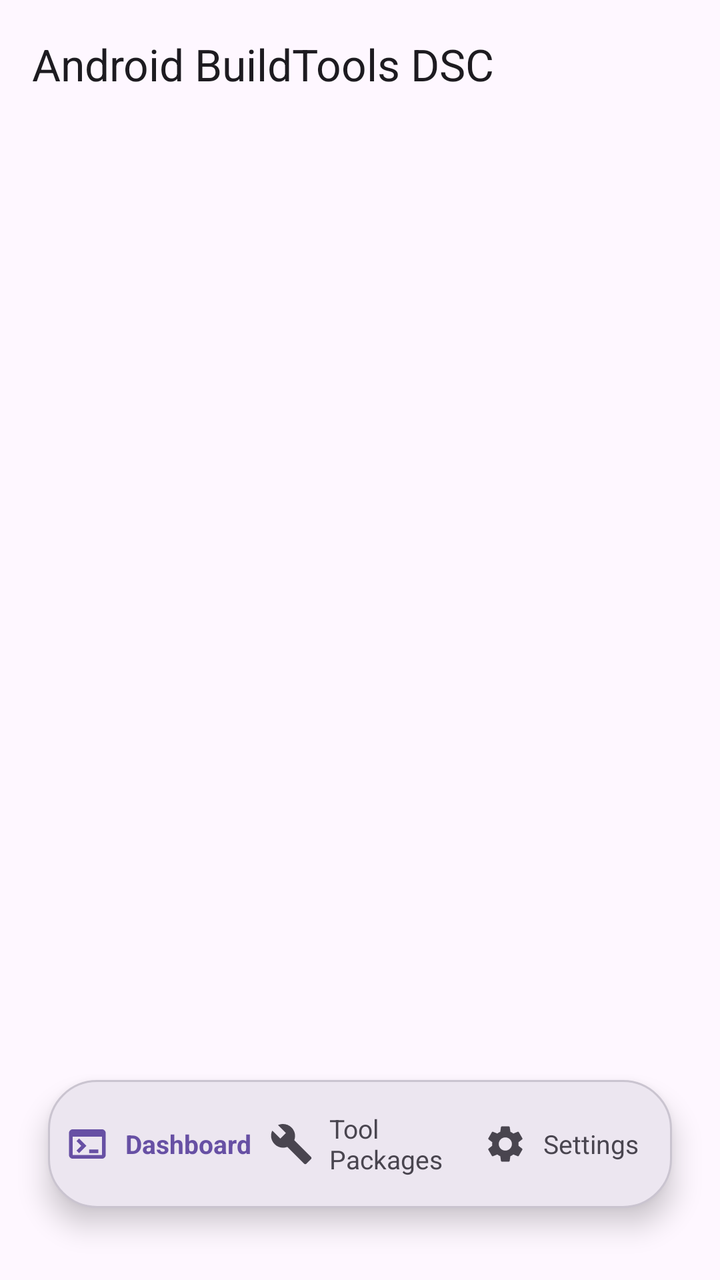
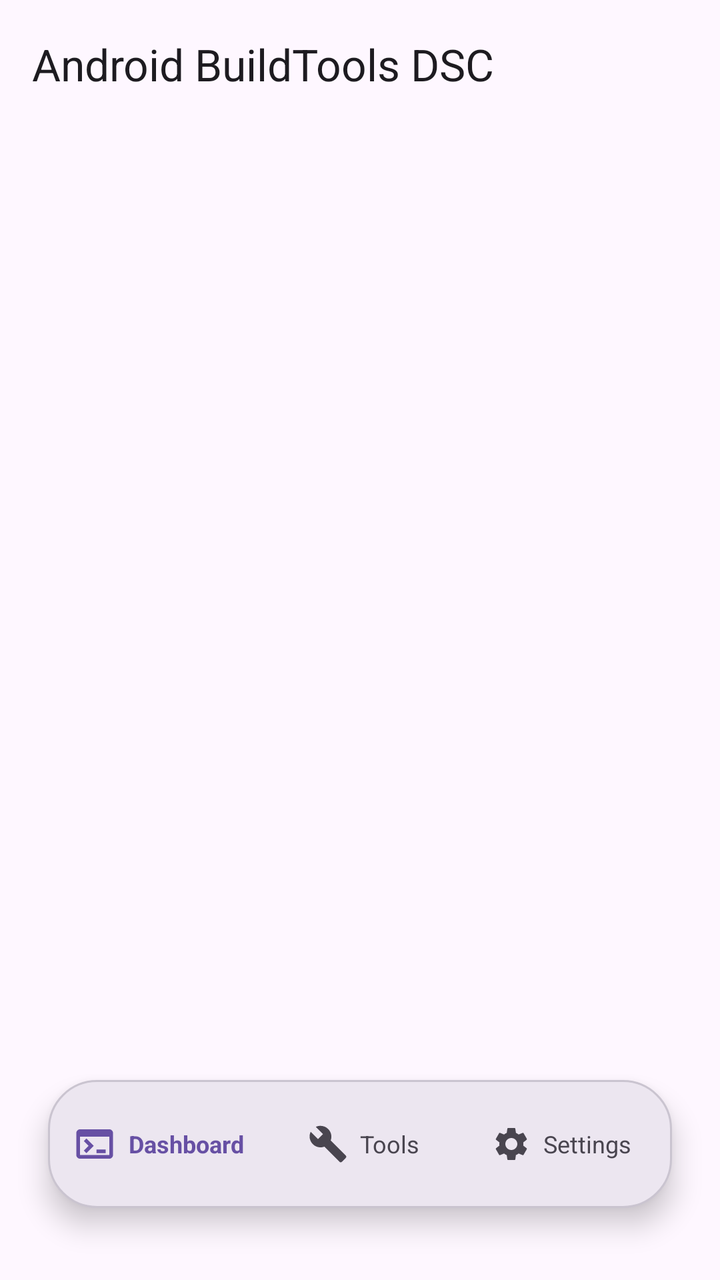

Compare the two renders of this Android layout. The source of the first and the diff that turns it into the second are given below.
<!-- AndroidManifest.xml: application theme Theme.ZeroLite -->
<!-- res/layout/activity_main.xml -->
<?xml version="1.0" encoding="utf-8"?>
<androidx.coordinatorlayout.widget.CoordinatorLayout
    xmlns:android="http://schemas.android.com/apk/res/android"
    xmlns:app="http://schemas.android.com/apk/res-auto"
    android:layout_width="match_parent"
    android:layout_height="match_parent">

    <com.google.android.material.appbar.AppBarLayout
        android:id="@+id/appBarLayout"
        android:layout_width="match_parent"
        android:layout_height="wrap_content"
        android:fitsSystemWindows="true">

        <com.google.android.material.appbar.MaterialToolbar
            android:id="@+id/topAppBar"
            android:layout_width="match_parent"
            android:layout_height="?attr/actionBarSize"
            app:title="Android BuildTools DSC"
            app:titleTextAppearance="?attr/textAppearanceTitleLarge" />
    </com.google.android.material.appbar.AppBarLayout>

    <FrameLayout
        android:id="@+id/fragmentContainer"
        android:layout_width="match_parent"
        android:layout_height="match_parent"
        android:layout_marginBottom="116dp"
        app:layout_behavior="@string/appbar_scrolling_view_behavior" />

    
    <LinearLayout
        android:id="@+id/customBottomBar"
        android:layout_width="match_parent"
        android:layout_height="64dp"
        android:layout_gravity="bottom"
        android:layout_marginStart="24dp"
        android:layout_marginEnd="24dp"
        android:layout_marginBottom="36dp"
        android:background="@drawable/floating_bottom_bar_bg"
        android:elevation="8dp"
        android:gravity="center"
        android:orientation="horizontal"
        android:paddingStart="8dp"
        android:paddingEnd="8dp">

        
        <LinearLayout
            android:id="@+id/btnNavHome"
            android:layout_width="0dp"
            android:layout_height="48dp"
            android:layout_weight="1"
            android:layout_marginEnd="4dp"
            android:gravity="center"
            android:orientation="horizontal"
            android:clickable="true"
            android:focusable="true">

            <ImageView
                android:id="@+id/ivNavHome"
                android:layout_width="22dp"
                android:layout_height="22dp"
                android:src="@drawable/ic_terminal"
                app:tint="?attr/colorPrimary" />

            <TextView
                android:id="@+id/tvNavHome"
                android:layout_width="wrap_content"
                android:layout_height="wrap_content"
                android:layout_marginStart="8dp"
                android:text="Dashboard"
                android:textSize="13sp"
                android:textStyle="bold"
                android:textColor="?attr/colorPrimary" />
        </LinearLayout>

        
        <LinearLayout
            android:id="@+id/btnNavTools"
            android:layout_width="0dp"
            android:layout_height="48dp"
            android:layout_weight="1"
            android:layout_marginStart="4dp"
            android:gravity="center"
            android:orientation="horizontal"
            android:clickable="true"
            android:focusable="true">

            <ImageView
                android:id="@+id/ivNavTools"
                android:layout_width="22dp"
                android:layout_height="22dp"
                android:src="@drawable/ic_build"
                app:tint="?attr/colorOnSurfaceVariant" />

            <TextView
                android:id="@+id/tvNavTools"
                android:layout_width="wrap_content"
                android:layout_height="wrap_content"
                android:layout_marginStart="8dp"
                android:text="Tool Packages"
                android:textSize="13sp"
                android:textColor="?attr/colorOnSurfaceVariant" />
        </LinearLayout>

        
        <LinearLayout
            android:id="@+id/btnNavSettings"
            android:layout_width="0dp"
            android:layout_height="48dp"
            android:layout_weight="1"
            android:layout_marginStart="4dp"
            android:gravity="center"
            android:orientation="horizontal"
            android:clickable="true"
            android:focusable="true">

            <ImageView
                android:id="@+id/ivNavSettings"
                android:layout_width="22dp"
                android:layout_height="22dp"
                android:src="@drawable/ic_settings"
                app:tint="?attr/colorOnSurfaceVariant" />

            <TextView
                android:id="@+id/tvNavSettings"
                android:layout_width="wrap_content"
                android:layout_height="wrap_content"
                android:layout_marginStart="8dp"
                android:text="Settings"
                android:textSize="13sp"
                android:textColor="?attr/colorOnSurfaceVariant" />
        </LinearLayout>
    </LinearLayout>

</androidx.coordinatorlayout.widget.CoordinatorLayout>
<!-- resources referenced by this layout -->
<resources>
  <!-- drawable floating_bottom_bar_bg (drawable) -->
  <shape xmlns:android="http://schemas.android.com/apk/res/android"
      android:shape="rectangle">
      <solid android:color="?attr/colorSurfaceContainerHigh" />
      <corners android:radius="24dp" />
      <stroke
          android:width="1dp"
          android:color="?attr/colorOutlineVariant" />
  </shape>
  <!-- drawable ic_build (drawable) -->
  <vector xmlns:android="http://schemas.android.com/apk/res/android"
      android:width="24dp"
      android:height="24dp"
      android:viewportWidth="24"
      android:viewportHeight="24">
    <path
        android:fillColor="?attr/colorControlNormal"
        android:pathData="M22.7,19l-9.1,-9.1c0.9,-2.3 0.4,-5 -1.5,-6.9c-2,-2 -5,-2.4 -7.4,-1.3L9,6L6,9L1.6,4.7C0.4,7.1 0.9,10.1 2.9,12.1c1.9,1.9 4.6,2.4 6.9,1.5l9.1,9.1c0.4,0.4 1,0.4 1.4,0l2.3,-2.3C23.1,20 23.1,19.4 22.7,19z"/>
  </vector>
  <!-- drawable ic_settings (drawable) -->
  <vector xmlns:android="http://schemas.android.com/apk/res/android"
      android:width="24dp"
      android:height="24dp"
      android:viewportWidth="24"
      android:viewportHeight="24">
      <path
          android:fillColor="#FF000000"
          android:pathData="M19.14,12.94c0.04,-0.31 0.06,-0.63 0.06,-0.94c0,-0.31 -0.02,-0.63 -0.06,-0.94l2.03,-1.58c0.18,-0.14 0.23,-0.41 0.12,-0.61l-1.92,-3.32c-0.12,-0.22 -0.37,-0.29 -0.59,-0.22l-2.39,0.96c-0.5,-0.38 -1.03,-0.7 -1.62,-0.94L14.4,2.81c-0.04,-0.24 -0.24,-0.41 -0.48,-0.41h-3.84c-0.24,0 -0.43,0.17 -0.47,0.41L9.25,5.35C8.66,5.59 8.12,5.92 7.63,6.29L5.24,5.33c-0.22,-0.08 -0.47,0 -0.59,0.22L2.74,8.87C2.62,9.08 2.66,9.34 2.86,9.48l2.03,1.58C4.84,11.36 4.8,11.69 4.8,12s0.02,0.64 0.07,0.94l-2.03,1.58c-0.18,0.14 -0.23,0.41 -0.12,0.61l1.92,3.32c0.12,0.22 0.37,0.29 0.59,0.22l2.39,-0.96c0.5,0.38 1.03,0.7 1.62,0.94l0.36,2.54c0.05,0.24 0.24,0.41 0.48,0.41h3.84c0.24,0 0.44,-0.17 0.47,-0.41l0.36,-2.54c0.59,-0.24 1.13,-0.56 1.62,-0.94l2.39,0.96c0.22,0.08 0.47,0 0.59,-0.22l1.92,-3.32c0.12,-0.22 0.07,-0.47 -0.12,-0.61L19.14,12.94zM12,15.6c-1.98,0 -3.6,-1.62 -3.6,-3.6s1.62,-3.6 3.6,-3.6s3.6,1.62 3.6,3.6S13.98,15.6 12,15.6z"/>
  </vector>
  <!-- drawable ic_terminal (drawable) -->
  <vector xmlns:android="http://schemas.android.com/apk/res/android"
      android:width="24dp"
      android:height="24dp"
      android:viewportWidth="24"
      android:viewportHeight="24">
    <path
        android:fillColor="?attr/colorControlNormal"
        android:pathData="M20,4H4C2.89,4 2,4.89 2,6v12c0,1.11 0.89,2 2,2h16c1.11,0 2,-0.89 2,-2V6C22,4.89 21.11,4 20,4zM20,18H4V8h16V18zM7.5,17l-1.41,-1.41L8.67,13l-2.58,-2.59L7.5,9l4,4L7.5,17zM13,17v-2h5v2H13z"/>
  </vector>
  <style name="Theme.ZeroLite" parent="Theme.Material3.DayNight.NoActionBar">
          <item name="android:statusBarColor">@android:color/transparent</item>
          <item name="android:navigationBarColor">@android:color/transparent</item>
          <item name="android:windowLightStatusBar" tools:targetApi="m">true</item>
      </style>
</resources>

<!-- the commit's change to res/layout/activity_main.xml (unified diff, before → after) -->
@@ -65,10 +65,11 @@
                 android:id="@+id/tvNavHome"
                 android:layout_width="wrap_content"
                 android:layout_height="wrap_content"
-                android:layout_marginStart="8dp"
+                android:layout_marginStart="6dp"
                 android:text="Dashboard"
-                android:textSize="13sp"
+                android:textSize="12sp"
                 android:textStyle="bold"
+                android:singleLine="true"
                 android:textColor="?attr/colorPrimary" />
         </LinearLayout>
 
@@ -86,8 +87,8 @@
 
             <ImageView
                 android:id="@+id/ivNavTools"
-                android:layout_width="22dp"
-                android:layout_height="22dp"
+                android:layout_width="20dp"
+                android:layout_height="20dp"
                 android:src="@drawable/ic_build"
                 app:tint="?attr/colorOnSurfaceVariant" />
 
@@ -95,9 +96,10 @@
                 android:id="@+id/tvNavTools"
                 android:layout_width="wrap_content"
                 android:layout_height="wrap_content"
-                android:layout_marginStart="8dp"
-                android:text="Tool Packages"
-                android:textSize="13sp"
+                android:layout_marginStart="6dp"
+                android:text="Tools"
+                android:textSize="12sp"
+                android:singleLine="true"
                 android:textColor="?attr/colorOnSurfaceVariant" />
         </LinearLayout>
 
@@ -115,8 +117,8 @@
 
             <ImageView
                 android:id="@+id/ivNavSettings"
-                android:layout_width="22dp"
-                android:layout_height="22dp"
+                android:layout_width="20dp"
+                android:layout_height="20dp"
                 android:src="@drawable/ic_settings"
                 app:tint="?attr/colorOnSurfaceVariant" />
 
@@ -124,9 +126,10 @@
                 android:id="@+id/tvNavSettings"
                 android:layout_width="wrap_content"
                 android:layout_height="wrap_content"
-                android:layout_marginStart="8dp"
+                android:layout_marginStart="6dp"
                 android:text="Settings"
-                android:textSize="13sp"
+                android:textSize="12sp"
+                android:singleLine="true"
                 android:textColor="?attr/colorOnSurfaceVariant" />
         </LinearLayout>
     </LinearLayout>
